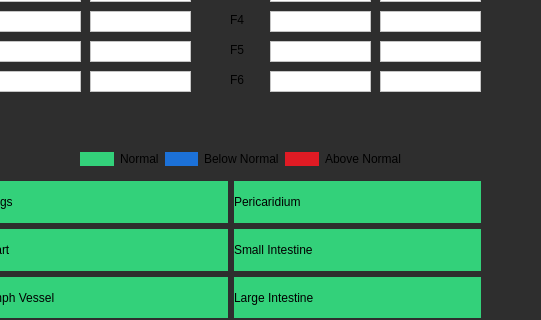
Old version of the form appwidget.ui in the repository ImKirihara/RaDoTechDemo; both pictures show x 260 to 801 and y 119 to 439 of the 801 by 601 pixel window.
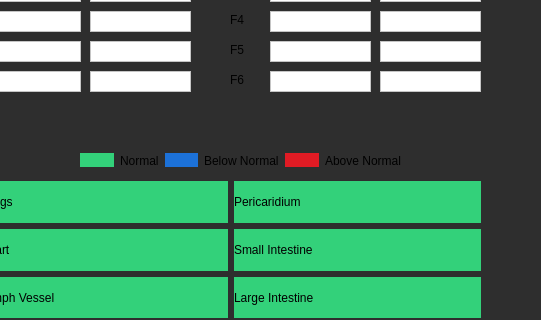
New version of the form.

Diff of the .ui file:
```diff
--- a/appwidget.ui
+++ b/appwidget.ui
@@ -1414,7 +1414,7 @@
        <x>160</x>
        <y>270</y>
        <width>321</width>
-       <height>16</height>
+       <height>19</height>
       </rect>
      </property>
      <layout class="QHBoxLayout" name="horizontalLayout">
```
